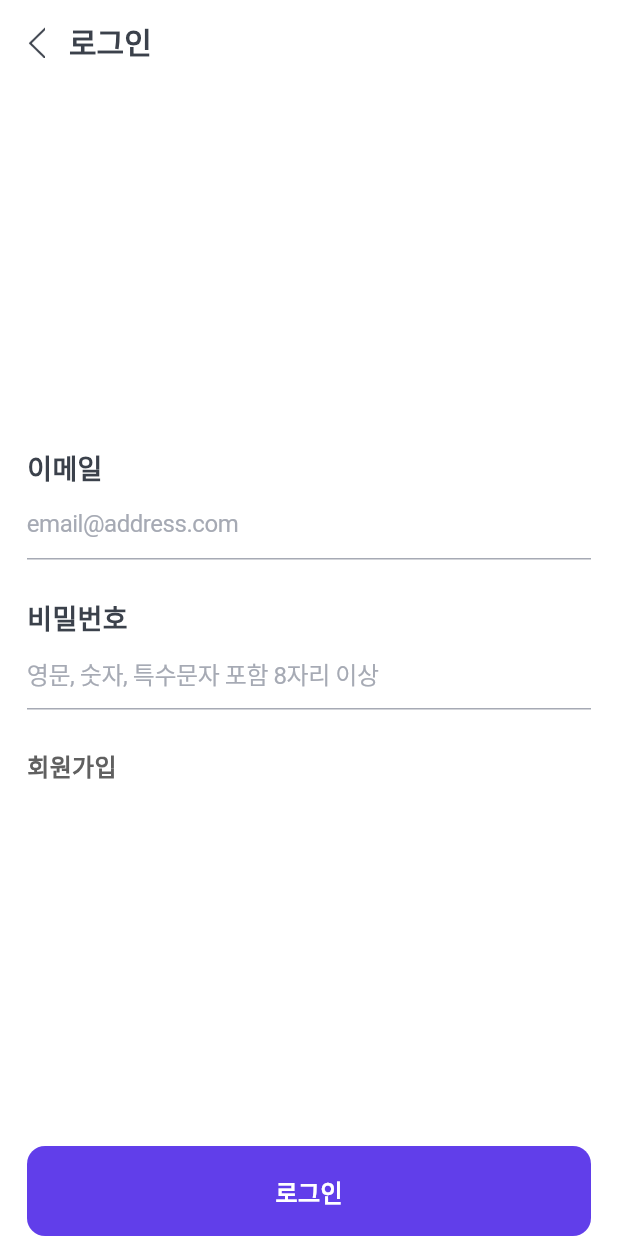
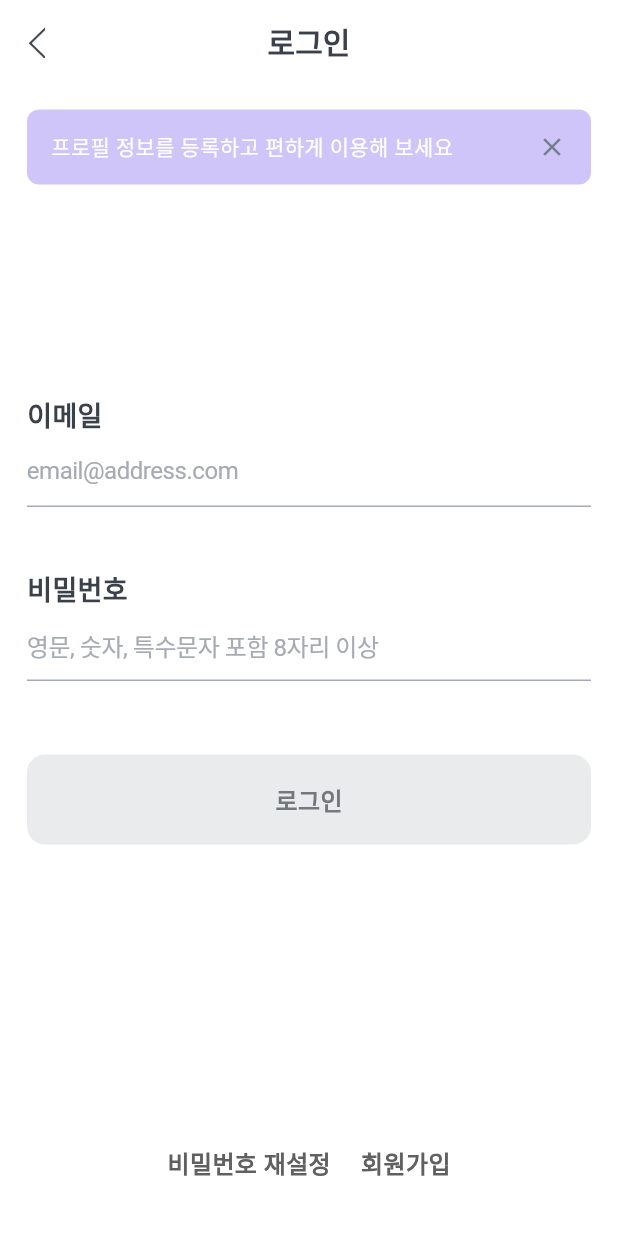
Before and after one commit to hot-spicy-potato/public_parking_info_fe, a Flutter app: the EmailLoginPage screen opened by its route, on a phone screen of 412 x 824 dp. Run offline on Flutter 3.47's test engine with Material 3 defaults, Android fonts, the phone set to English and light mode, and no system bars; our stand-ins replace cookie_jar, dio, dio_cookie_manager, dropdown_button2, flutter_riverpod, freezed_annotation and 5 more; missing offline and left inert: kakao_flutter_sdk, kakao_map_plugin, scroll_datetime_picker, scroll_time_picker, simple_animated_rating_bar; accounts and stored records are empty; Roboto replaces fonts that are missing (Pretendard).

Commit message:
비밀번호 재설정 1차 커밋

```diff
--- a/lib/presentation/pages/email_login_page.dart
+++ b/lib/presentation/pages/email_login_page.dart
@@ -19,7 +19,11 @@ class EmailLoginPage extends ConsumerStatefulWidget {
 
 class _EmailLoginPageState extends ConsumerState<EmailLoginPage> {
   final _formKey = GlobalKey<FormState>();
+  bool _showInfoBox = true;
+  String _email = '';
+  String _password = '';
 
+  bool get _isFormValid => _email.isNotEmpty && _password.isNotEmpty;
   @override
   Widget build(BuildContext context) {
     final loginProvider = ref.watch(loginNotifireProvider.notifier);
@@ -32,8 +36,8 @@ class _EmailLoginPageState extends ConsumerState<EmailLoginPage> {
         title: Text(
           "로그인",
           style: CustomFonts.w600(fontSize: 20, color: CustomColors.darkGrey),
-          textAlign: TextAlign.center,
         ),
+        centerTitle: true,
         leading: GestureDetector(
           onTap: () => context.pop(),
           child: Padding(
@@ -43,27 +47,7 @@ class _EmailLoginPageState extends ConsumerState<EmailLoginPage> {
         ),
         leadingWidth: 30,
         backgroundColor: Colors.white,
-      ),
-      bottomNavigationBar: SafeArea(
-        child: Padding(
-          padding: const EdgeInsets.symmetric(horizontal: 18),
-          child: GestureDetector(
-            onTap: () async {
-              final LoginResponse? response = await loginProvider.login();
-              if (response != null) {
-                await userService.saveAccessToken(response.token.accessToken);
-                context.pushReplacementNamed("main");
-              }
-            },
-            child: CustomBottomButton(
-              color: CustomColors.primary,
-              text: "로그인",
-              fontColor: Colors.white,
-              height: 60,
-              radius: 12,
-            ),
-          ),
-        ),
+        elevation: 0,
       ),
       body: SafeArea(
         child: GestureDetector(
@@ -75,32 +59,135 @@ class _EmailLoginPageState extends ConsumerState<EmailLoginPage> {
               child: Center(
                 child: SingleChildScrollView(
                   child: Column(
-                    crossAxisAlignment: CrossAxisAlignment.start,
+                    crossAxisAlignment: CrossAxisAlignment.stretch,
                     children: [
+                      SizedBox(
+                        height: _showInfoBox ? 50 : 50,
+                        child:
+                            _showInfoBox
+                                ? Container(
+                                  padding: const EdgeInsets.symmetric(
+                                    vertical: 12,
+                                    horizontal: 16,
+                                  ),
+                                  decoration: BoxDecoration(
+                                    color: CustomColors.primary.withAlpha(77),
+                                    borderRadius: BorderRadius.circular(8),
+                                  ),
+                                  child: Row(
+                                    crossAxisAlignment:
+                                        CrossAxisAlignment.center,
+                                    children: [
+                                      Expanded(
+                                        child: Text(
+                                          "프로필 정보를 등록하고 편하게 이용해 보세요",
+                                          style: CustomFonts.w500(
+                                            fontSize: 14,
+                                            color: Colors.white,
+                                          ),
+                                        ),
+                                      ),
+                                      GestureDetector(
+                                        onTap: () {
+                                          setState(() {
+                                            _showInfoBox = false;
+                                          });
+                                        },
+                                        child: const Icon(
+                                          Icons.close,
+                                          size: 20,
+                                          color: CustomColors.grey,
+                                        ),
+                                      ),
+                                    ],
+                                  ),
+                                )
+                                : null,
+                      ),
+
+                      const SizedBox(height: 140),
                       CustomTextField(
                         title: "이메일",
                         hintText: "email@address.com",
                         validator: (value) {},
                         onChanged: (value) {
+                          setState(() {
+                            _email = value;
+                          });
                           loginProvider.setEmail(value);
                         },
                       ),
+                      const SizedBox(height: 16),
                       CustomTextField(
                         title: "비밀번호",
                         hintText: "영문, 숫자, 특수문자 포함 8자리 이상",
                         obscureText: true,
                         validator: (value) {},
                         onChanged: (value) {
+                          setState(() {
+                            _password = value;
+                          });
                           loginProvider.setPassword(value);
                         },
                       ),
+                      const SizedBox(height: 24),
                       GestureDetector(
-                        onTap: () => context.pushReplacementNamed("signup"),
-                        child: Text(
-                          "회원가입",
-                          style: CustomFonts.w600(fontSize: 16, color: CustomColors.darkGrey2),
+                        onTap:
+                            _isFormValid
+                                ? () async {
+                                  final LoginResponse? response =
+                                      await loginProvider.login();
+                                  if (response != null) {
+                                    await userService.saveAccessToken(
+                                      response.token.accessToken,
+                                    );
+                                    context.pushReplacementNamed("main");
+                                  }
+                                }
+                                : null,
+                        child: CustomBottomButton(
+                          color:
+                              _isFormValid
+                                  ? CustomColors.primary
+                                  : const Color(0xFFE9EBED),
+                          text: "로그인",
+                          fontColor:
+                              _isFormValid
+                                  ? Colors.white
+                                  : const Color(0xFF73787E),
+                          height: 60,
+                          radius: 12,
                         ),
                       ),
+                      const SizedBox(height: 200),
+                      Row(
+                        mainAxisAlignment: MainAxisAlignment.center,
+                        children: [
+                          GestureDetector(
+                            onTap:
+                                () => context.pushReplacementNamed("resetPwd"),
+                            child: Text(
+                              "비밀번호 재설정",
+                              style: CustomFonts.w600(
+                                fontSize: 16,
+                                color: CustomColors.darkGrey2,
+                              ),
+                            ),
+                          ),
+                          const SizedBox(width: 20),
+                          GestureDetector(
+                            onTap: () => context.pushReplacementNamed("signup"),
+                            child: Text(
+                              "회원가입",
+                              style: CustomFonts.w600(
+                                fontSize: 16,
+                                color: CustomColors.darkGrey2,
+                              ),
+                            ),
+                          ),
+                        ],
+                      ),
+                      const SizedBox(height: 20),
                     ],
                   ),
                 ),
```
Also changed, not shown: lib/data/datasource/user_api.dart (+8 -1 lines), lib/main.dart (+34 -7 lines), lib/presentation/pages/reset_password_page.dart (added, +246 -0 lines), lib/presentation/widgets/bottom_bar.dart (+13 -4 lines), lib/presentation/widgets/request_login_sheet.dart (+10 -2 lines).
